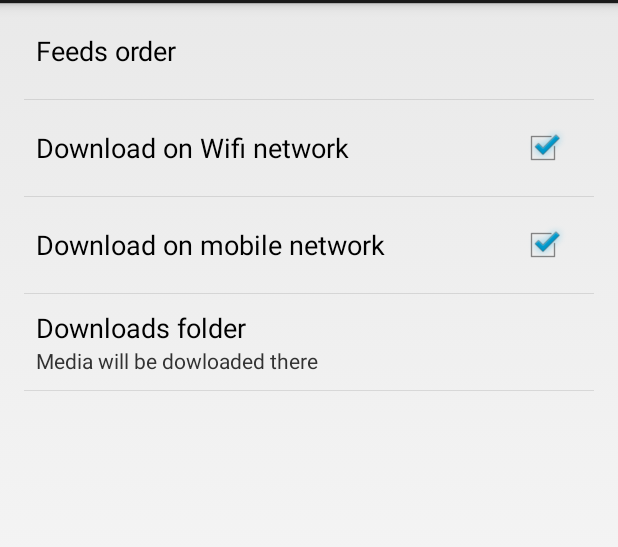
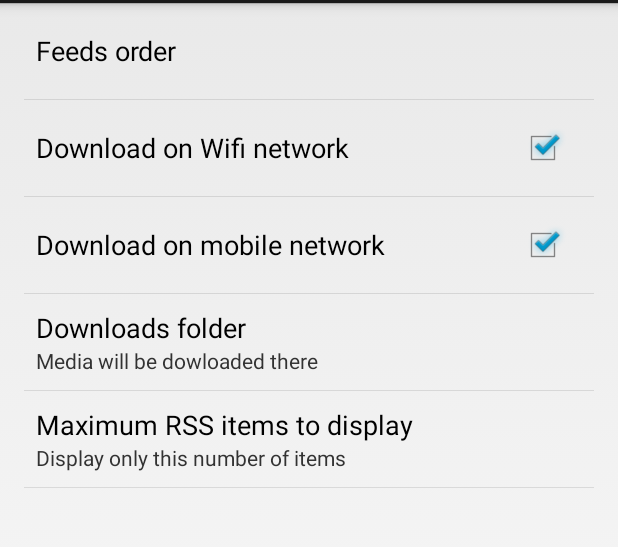
Before and after one commit to vpmalley/radiofeedz, an Android app: the PreferencesActivity screen opened directly, with no data from a screen before it, on a phone screen of 412 x 824 dp, the part 69-616 px from its top. Run offline under Robolectric (Android 15) with nearby library versions, the phone set to English and light mode, and no system bars.

Commit message:
allow user to set max items to download to load them faster [default to 80]

```diff
--- a/app/src/main/res/values/strings.xml
+++ b/app/src/main/res/values/strings.xml
@@ -24,5 +24,9 @@
     <string name="summary_pref_download_folder">Media will be dowloaded there</string>
     <string name="dialog_pref_download_folder">Set the folder to which media will be downloaded</string>
 
+    <string name="pref_disp_max_items">Maximum RSS items to display</string>
+    <string name="summary_pref_disp_max_items">Display only this number of items</string>
+    <string name="dialog_pref_disp_max_items">Maximum RSS items to display</string>
+
 
 </resources>
--- a/app/src/main/res/xml/preferences.xml
+++ b/app/src/main/res/xml/preferences.xml
@@ -24,4 +24,10 @@
                 android:summary="@string/summary_pref_download_folder"
                 android:dialogTitle="@string/dialog_pref_download_folder" />
 
+    <EditTextPreference
+        android:key="pref_disp_max_items"
+        android:title="@string/pref_disp_max_items"
+        android:summary="@string/summary_pref_disp_max_items"
+        android:dialogTitle="@string/dialog_pref_disp_max_items" />
+
 </PreferenceScreen>
```
Also changed, not shown: app/src/main/java/fr/vpm/audiorss/FeedsActivity.java (+12 -5 lines).
